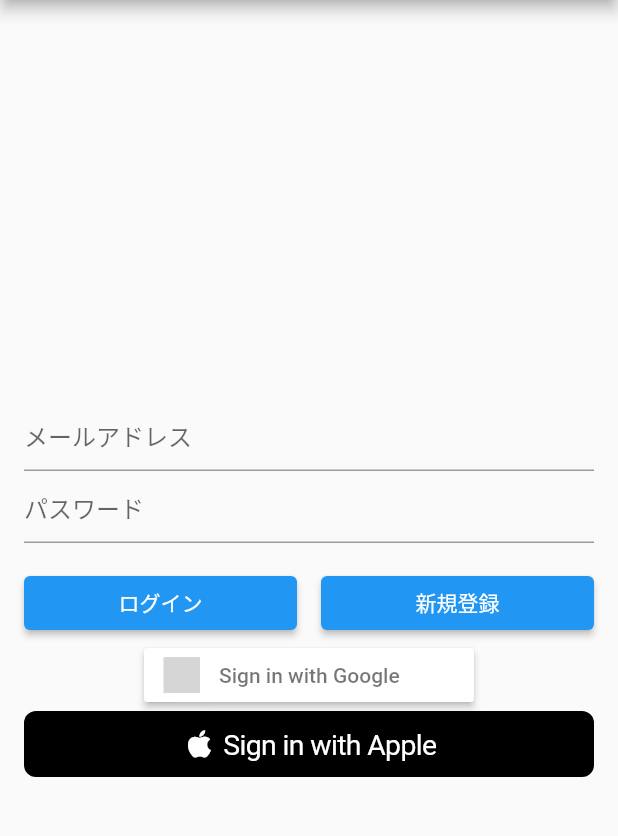
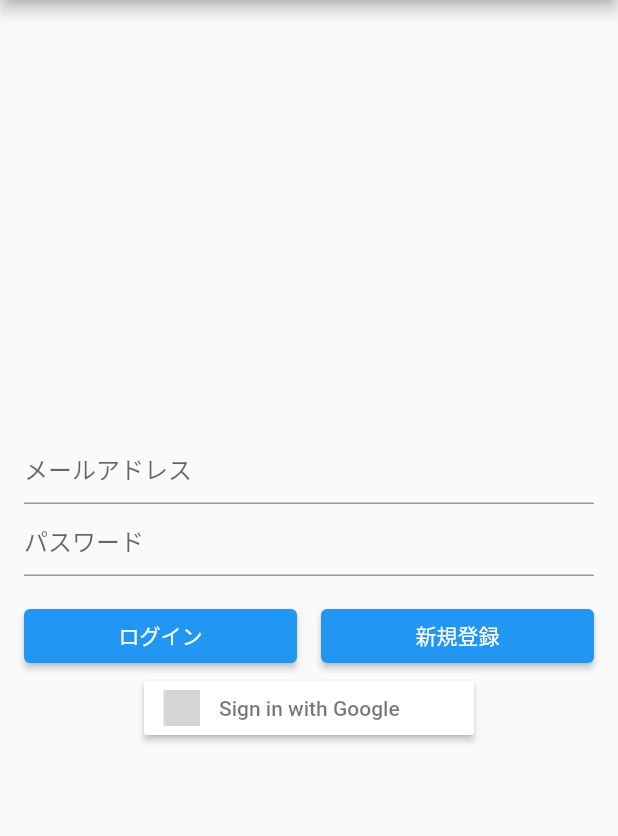
Before and after one commit to KobayashiYoh/flutter_learning, a Flutter app: the screen it shows after launch, on a phone screen of 412 x 824 dp, the part 84-920 px from its top. Run offline on Flutter 3.47's test engine with Material 2 defaults, Android fonts, the light colour scheme and no system bars; drawn by our look-alikes of sign_in_with_apple; our stand-ins replace firebase_auth, firebase_core, flutter_dotenv, flutter_signin_button, google_sign_in, location and 4 more; accounts and stored records are empty; generated files the repository leaves out were written again; grey boxes are pictures that could not be loaded.

Commit message:
iOSのみAppleアカウントサインインボタンを表示するように修正

```diff
--- a/firebase_authentication/lib/main.dart
+++ b/firebase_authentication/lib/main.dart
@@ -1,6 +1,7 @@
 import 'package:firebase_authentication/firebase_options.dart';
 import 'package:firebase_authentication/sign_in_page.dart';
 import 'package:firebase_core/firebase_core.dart';
+import 'package:flutter/foundation.dart';
 import 'package:flutter/material.dart';
 
 void main() async {
@@ -19,6 +20,7 @@
     return MaterialApp(
       title: 'Flutter Demo',
       theme: ThemeData(
+        platform: defaultTargetPlatform,
         primarySwatch: Colors.blue,
       ),
       home: const SignInPage(),
--- a/firebase_authentication/lib/sign_in_page.dart
+++ b/firebase_authentication/lib/sign_in_page.dart
@@ -151,9 +151,10 @@
                 Buttons.Google,
                 onPressed: signInWithGoogle,
               ),
-              SignInWithAppleButton(
-                onPressed: signInWithApple,
-              ),
+              if (Theme.of(context).platform == TargetPlatform.iOS)
+                SignInWithAppleButton(
+                  onPressed: signInWithApple,
+                ),
             ],
           ),
         ),
```
